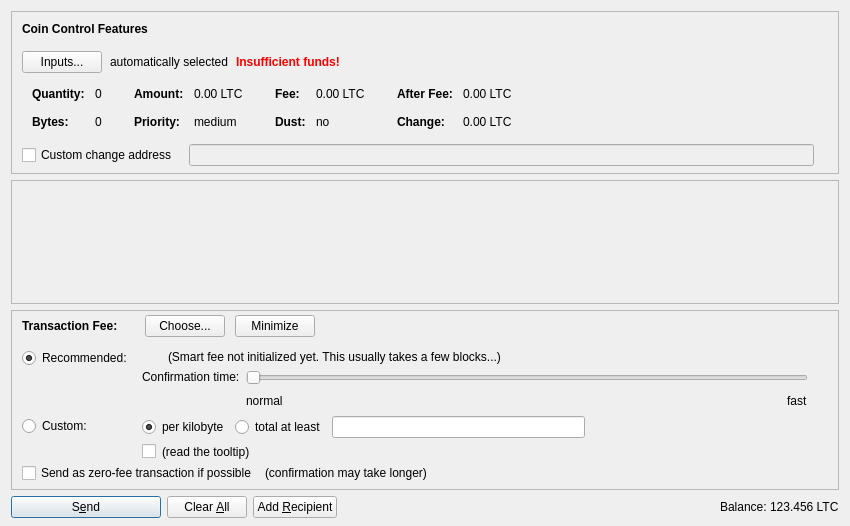
nkpatro/CatcoinRelease, file src/qt/forms/sendcoinsdialog.ui: the form before one commit.
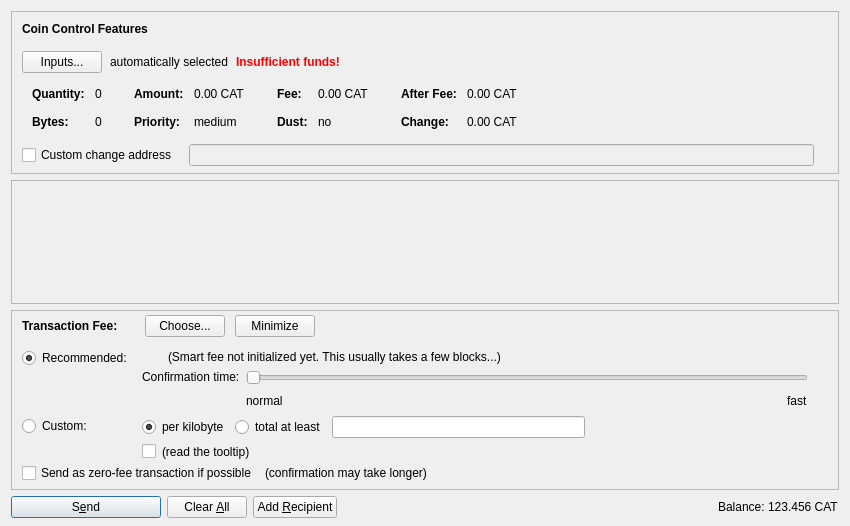
The form after the commit. Icons and pictures are not drawn. Custom widgets are drawn as their Qt base class.

```diff
--- a/src/qt/forms/sendcoinsdialog.ui
+++ b/src/qt/forms/sendcoinsdialog.ui
@@ -324,7 +324,7 @@
                   <enum>Qt::ActionsContextMenu</enum>
                  </property>
                  <property name="text">
-                  <string notr="true">0.00 LTC</string>
+                  <string notr="true">0.00 CAT</string>
                  </property>
                  <property name="textInteractionFlags">
                   <set>Qt::LinksAccessibleByMouse|Qt::TextSelectableByKeyboard|Qt::TextSelectableByMouse</set>
@@ -404,7 +404,7 @@
                   <enum>Qt::ActionsContextMenu</enum>
                  </property>
                  <property name="text">
-                  <string notr="true">0.00 LTC</string>
+                  <string notr="true">0.00 CAT</string>
                  </property>
                  <property name="textInteractionFlags">
                   <set>Qt::LinksAccessibleByMouse|Qt::TextSelectableByKeyboard|Qt::TextSelectableByMouse</set>
@@ -484,7 +484,7 @@
                   <enum>Qt::ActionsContextMenu</enum>
                  </property>
                  <property name="text">
-                  <string notr="true">0.00 LTC</string>
+                  <string notr="true">0.00 CAT</string>
                  </property>
                  <property name="textInteractionFlags">
                   <set>Qt::LinksAccessibleByMouse|Qt::TextSelectableByKeyboard|Qt::TextSelectableByMouse</set>
@@ -513,7 +513,7 @@
                   <enum>Qt::ActionsContextMenu</enum>
                  </property>
                  <property name="text">
-                  <string notr="true">0.00 LTC</string>
+                  <string notr="true">0.00 CAT</string>
                  </property>
                  <property name="textInteractionFlags">
                   <set>Qt::LinksAccessibleByMouse|Qt::TextSelectableByKeyboard|Qt::TextSelectableByMouse</set>
@@ -1352,7 +1352,7 @@
           <cursorShape>IBeamCursor</cursorShape>
          </property>
          <property name="text">
-          <string notr="true">123.456 LTC</string>
+          <string notr="true">123.456 CAT</string>
          </property>
          <property name="textInteractionFlags">
           <set>Qt::LinksAccessibleByMouse|Qt::TextSelectableByKeyboard|Qt::TextSelectableByMouse</set>
```
Left out of the diff: 4 changed lines with no effect on the pictures.
